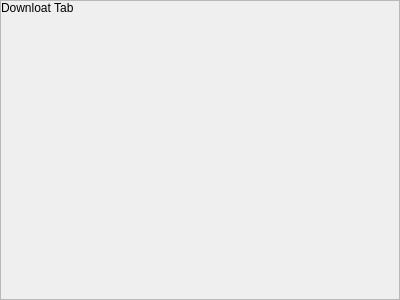
The window that vpn/ui/controls/StatisticWidgetTab.ui (demlabs-cellframe/dap-ui-sdk) describes before a commit, drawn with Qt 5.
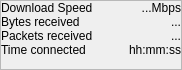
The same window after the commit.

Commit message: [*]StatisticWidgetWithTabs add logic and style

The edit to the form file:
```diff
--- a/vpn/ui/controls/StatisticWidgetTab.ui
+++ b/vpn/ui/controls/StatisticWidgetTab.ui
@@ -6,8 +6,8 @@
    <rect>
     <x>0</x>
     <y>0</y>
-    <width>400</width>
-    <height>300</height>
+    <width>182</width>
+    <height>70</height>
    </rect>
   </property>
   <property name="windowTitle">
@@ -38,6 +38,12 @@
       <enum>QFrame::Raised</enum>
      </property>
      <layout class="QFormLayout" name="formLayout">
+      <property name="horizontalSpacing">
+       <number>0</number>
+      </property>
+      <property name="verticalSpacing">
+       <number>0</number>
+      </property>
       <property name="leftMargin">
        <number>0</number>
       </property>
@@ -53,7 +59,68 @@
       <item row="0" column="0">
        <widget class="QLabel" name="testLabel">
         <property name="text">
-         <string>Downloat Tab</string>
+         <string>Download Speed</string>
+        </property>
+       </widget>
+      </item>
+      <item row="0" column="1">
+       <widget class="QLabel" name="lblSpeedValue">
+        <property name="text">
+         <string>...Mbps</string>
+        </property>
+        <property name="alignment">
+         <set>Qt::AlignRight|Qt::AlignTrailing|Qt::AlignVCenter</set>
+        </property>
+       </widget>
+      </item>
+      <item row="1" column="0">
+       <widget class="QLabel" name="lblBytesTitle">
+        <property name="text">
+         <string>Bytes received</string>
+        </property>
+       </widget>
+      </item>
+      <item row="1" column="1">
+       <widget class="QLabel" name="lblBytesValue">
+        <property name="text">
+         <string>...</string>
+        </property>
+        <property name="alignment">
+         <set>Qt::AlignRight|Qt::AlignTrailing|Qt::AlignVCenter</set>
+        </property>
+       </widget>
+      </item>
+      <item row="2" column="0">
+       <widget class="QLabel" name="lblPacketsTitle">
+        <property name="text">
+         <string>Packets received</string>
+        </property>
+       </widget>
+      </item>
+      <item row="2" column="1">
+       <widget class="QLabel" name="lblPacketsValue">
+        <property name="text">
+         <string>...</string>
+        </property>
+        <property name="alignment">
+         <set>Qt::AlignRight|Qt::AlignTrailing|Qt::AlignVCenter</set>
+        </property>
+       </widget>
+      </item>
+      <item row="3" column="0">
+       <widget class="QLabel" name="lblTimeTitle">
+        <property name="text">
+         <string>Time connected</string>
+        </property>
+       </widget>
+      </item>
+      <item row="3" column="1">
+       <widget class="QLabel" name="lblTimeValue">
+        <property name="text">
+         <string>hh:mm:ss</string>
+        </property>
+        <property name="alignment">
+         <set>Qt::AlignRight|Qt::AlignTrailing|Qt::AlignVCenter</set>
         </property>
        </widget>
       </item>
```
Left out of the diff: 2 changed lines with no effect on the pictures. The commit also changes 7 other files.
